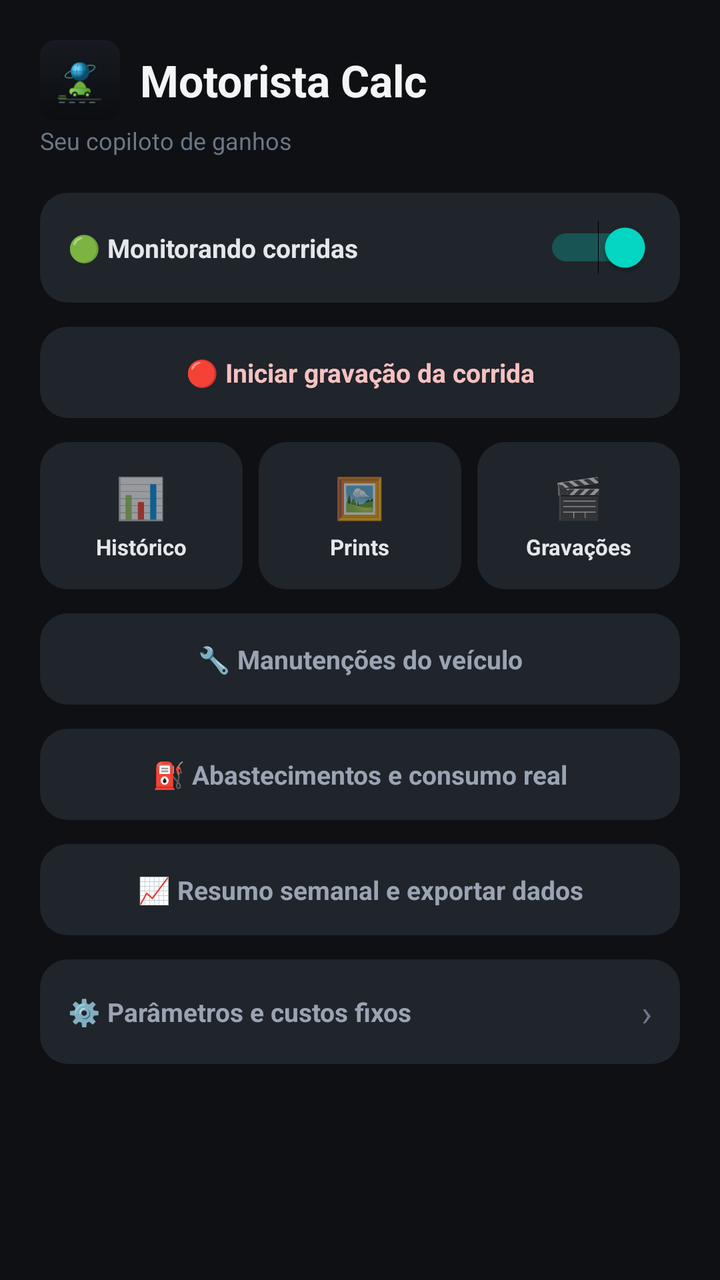
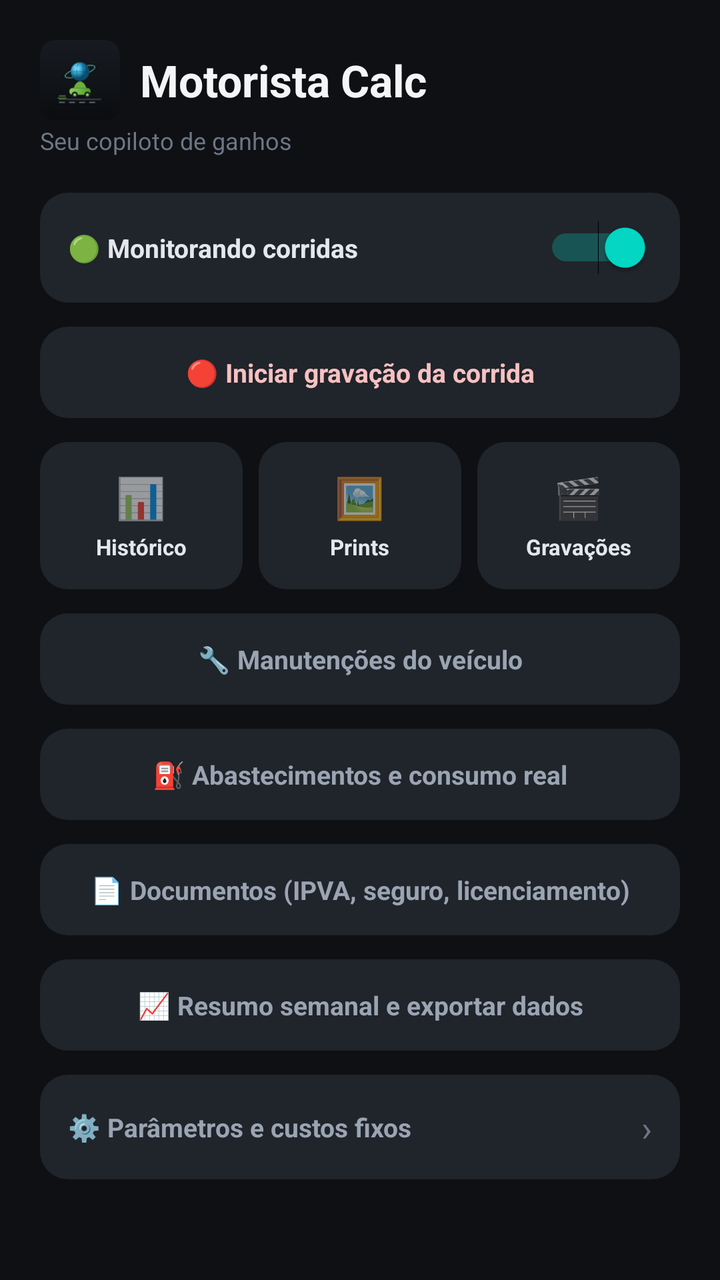

The first picture is an Android layout as it rendered before a commit; the second is the same layout after the commit. The layout source and the unified diff follow.
<!-- AndroidManifest.xml: application theme Theme.MaterialComponents.DayNight.NoActionBar -->
<!-- res/layout/activity_main.xml -->
<?xml version="1.0" encoding="utf-8"?>
<ScrollView xmlns:android="http://schemas.android.com/apk/res/android"
    android:layout_width="match_parent"
    android:layout_height="match_parent"
    android:background="#0E1013">

    <LinearLayout
        android:layout_width="match_parent"
        android:layout_height="wrap_content"
        android:orientation="vertical"
        android:padding="20dp">

        <LinearLayout
            android:layout_width="match_parent"
            android:layout_height="wrap_content"
            android:orientation="horizontal"
            android:gravity="center_vertical"
            android:layout_marginBottom="2dp">

            <ImageView
                android:layout_width="40dp"
                android:layout_height="40dp"
                android:src="@drawable/logo_motorista"
                android:layout_marginEnd="10dp"
                android:contentDescription="Logo do app" />

            <TextView
                android:layout_width="wrap_content"
                android:layout_height="wrap_content"
                android:text="Motorista Calc"
                android:textColor="#F4F5F7"
                android:textSize="22sp"
                android:textStyle="bold" />
        </LinearLayout>

        <TextView
            android:layout_width="wrap_content"
            android:layout_height="wrap_content"
            android:text="Seu copiloto de ganhos"
            android:textColor="#6C7686"
            android:textSize="12sp"
            android:layout_marginBottom="18dp" />

        <LinearLayout
            android:layout_width="match_parent"
            android:layout_height="wrap_content"
            android:orientation="horizontal"
            android:gravity="center_vertical"
            android:background="@drawable/bg_card_dark"
            android:padding="14dp"
            android:layout_marginBottom="12dp">

            <TextView
                android:layout_width="0dp"
                android:layout_height="wrap_content"
                android:layout_weight="1"
                android:text="🟢 Monitorando corridas"
                android:textColor="#E4E7EC"
                android:textSize="13sp"
                android:textStyle="bold" />

            <Switch
                android:id="@+id/switchAtivo"
                android:layout_width="wrap_content"
                android:layout_height="wrap_content"
                android:checked="true" />
        </LinearLayout>

        <TextView
            android:id="@+id/btnGravar"
            android:layout_width="match_parent"
            android:layout_height="wrap_content"
            android:padding="14dp"
            android:gravity="center"
            android:background="@drawable/bg_card_dark"
            android:text="🔴 Iniciar gravação da corrida"
            android:textColor="#F7C1C1"
            android:textSize="13sp"
            android:textStyle="bold"
            android:layout_marginBottom="12dp"
            android:clickable="true"
            android:focusable="true" />

        <LinearLayout
            android:id="@+id/cardAviso"
            android:layout_width="match_parent"
            android:layout_height="wrap_content"
            android:orientation="vertical"
            android:background="@drawable/bg_card_dark"
            android:padding="12dp"
            android:layout_marginBottom="12dp"
            android:visibility="gone">

            <TextView
                android:id="@+id/txtTeste"
                android:layout_width="match_parent"
                android:layout_height="wrap_content"
                android:textColor="#9AA4B2"
                android:textSize="12sp" />
        </LinearLayout>

        <LinearLayout
            android:layout_width="match_parent"
            android:layout_height="wrap_content"
            android:orientation="horizontal"
            android:layout_marginBottom="12dp">

            <LinearLayout
                android:id="@+id/btnHistorico"
                android:layout_width="0dp"
                android:layout_height="wrap_content"
                android:layout_weight="1"
                android:orientation="vertical"
                android:gravity="center"
                android:background="@drawable/bg_card_dark"
                android:padding="14dp"
                android:layout_marginEnd="4dp"
                android:clickable="true"
                android:focusable="true">

                <TextView
                    android:layout_width="wrap_content"
                    android:layout_height="wrap_content"
                    android:text="📊"
                    android:textSize="20sp" />

                <TextView
                    android:layout_width="wrap_content"
                    android:layout_height="wrap_content"
                    android:text="Histórico"
                    android:textColor="#E4E7EC"
                    android:textSize="11sp"
                    android:textStyle="bold"
                    android:layout_marginTop="4dp" />
            </LinearLayout>

            <LinearLayout
                android:id="@+id/btnPrints"
                android:layout_width="0dp"
                android:layout_height="wrap_content"
                android:layout_weight="1"
                android:orientation="vertical"
                android:gravity="center"
                android:background="@drawable/bg_card_dark"
                android:padding="14dp"
                android:layout_marginStart="4dp"
                android:layout_marginEnd="4dp"
                android:clickable="true"
                android:focusable="true">

                <TextView
                    android:layout_width="wrap_content"
                    android:layout_height="wrap_content"
                    android:text="🖼️"
                    android:textSize="20sp" />

                <TextView
                    android:layout_width="wrap_content"
                    android:layout_height="wrap_content"
                    android:text="Prints"
                    android:textColor="#E4E7EC"
                    android:textSize="11sp"
                    android:textStyle="bold"
                    android:layout_marginTop="4dp" />
            </LinearLayout>

            <LinearLayout
                android:id="@+id/btnGravacoes"
                android:layout_width="0dp"
                android:layout_height="wrap_content"
                android:layout_weight="1"
                android:orientation="vertical"
                android:gravity="center"
                android:background="@drawable/bg_card_dark"
                android:padding="14dp"
                android:layout_marginStart="4dp"
                android:clickable="true"
                android:focusable="true">

                <TextView
                    android:layout_width="wrap_content"
                    android:layout_height="wrap_content"
                    android:text="🎬"
                    android:textSize="20sp" />

                <TextView
                    android:layout_width="wrap_content"
                    android:layout_height="wrap_content"
                    android:text="Gravações"
                    android:textColor="#E4E7EC"
                    android:textSize="11sp"
                    android:textStyle="bold"
                    android:layout_marginTop="4dp" />
            </LinearLayout>
        </LinearLayout>

        <TextView
            android:id="@+id/btnManutencoes"
            android:layout_width="match_parent"
            android:layout_height="wrap_content"
            android:padding="14dp"
            android:gravity="center"
            android:background="@drawable/bg_card_dark"
            android:text="🔧 Manutenções do veículo"
            android:textColor="#9AA4B2"
            android:textSize="13sp"
            android:textStyle="bold"
            android:layout_marginBottom="12dp"
            android:clickable="true"
            android:focusable="true" />

        <TextView
            android:id="@+id/btnAbastecimentos"
            android:layout_width="match_parent"
            android:layout_height="wrap_content"
            android:padding="14dp"
            android:gravity="center"
            android:background="@drawable/bg_card_dark"
            android:text="⛽ Abastecimentos e consumo real"
            android:textColor="#9AA4B2"
            android:textSize="13sp"
            android:textStyle="bold"
            android:layout_marginBottom="12dp"
            android:clickable="true"
            android:focusable="true" />

        <TextView
            android:id="@+id/btnResumoSemanal"
            android:layout_width="match_parent"
            android:layout_height="wrap_content"
            android:padding="14dp"
            android:gravity="center"
            android:background="@drawable/bg_card_dark"
            android:text="📈 Resumo semanal e exportar dados"
            android:textColor="#9AA4B2"
            android:textSize="13sp"
            android:textStyle="bold"
            android:layout_marginBottom="12dp"
            android:clickable="true"
            android:focusable="true" />

        <LinearLayout
            android:id="@+id/btnParametros"
            android:layout_width="match_parent"
            android:layout_height="wrap_content"
            android:orientation="horizontal"
            android:gravity="center_vertical"
            android:background="@drawable/bg_card_dark"
            android:padding="14dp"
            android:clickable="true"
            android:focusable="true">

            <TextView
                android:layout_width="0dp"
                android:layout_height="wrap_content"
                android:layout_weight="1"
                android:text="⚙️ Parâmetros e custos fixos"
                android:textColor="#9AA4B2"
                android:textSize="13sp"
                android:textStyle="bold" />

            <TextView
                android:layout_width="wrap_content"
                android:layout_height="wrap_content"
                android:text="›"
                android:textColor="#6C7686"
                android:textSize="18sp" />
        </LinearLayout>

    </LinearLayout>
</ScrollView>
<!-- resources referenced by this layout -->
<resources>
  <!-- drawable bg_card_dark (drawable) -->
  <?xml version="1.0" encoding="utf-8"?>
  <shape xmlns:android="http://schemas.android.com/apk/res/android" android:shape="rectangle">
      <solid android:color="#20242B" />
      <corners android:radius="14dp" />
  </shape>
  <!-- drawable logo_motorista: vector/xml drawable (drawable, 3363 chars, omitted) -->
</resources>

<!-- the commit's change to res/layout/activity_main.xml (unified diff, before → after) -->
@@ -225,6 +225,21 @@
             android:focusable="true" />
 
         <TextView
+            android:id="@+id/btnDocumentos"
+            android:layout_width="match_parent"
+            android:layout_height="wrap_content"
+            android:padding="14dp"
+            android:gravity="center"
+            android:background="@drawable/bg_card_dark"
+            android:text="📄 Documentos (IPVA, seguro, licenciamento)"
+            android:textColor="#9AA4B2"
+            android:textSize="13sp"
+            android:textStyle="bold"
+            android:layout_marginBottom="12dp"
+            android:clickable="true"
+            android:focusable="true" />
+
+        <TextView
             android:id="@+id/btnResumoSemanal"
             android:layout_width="match_parent"
             android:layout_height="wrap_content"
